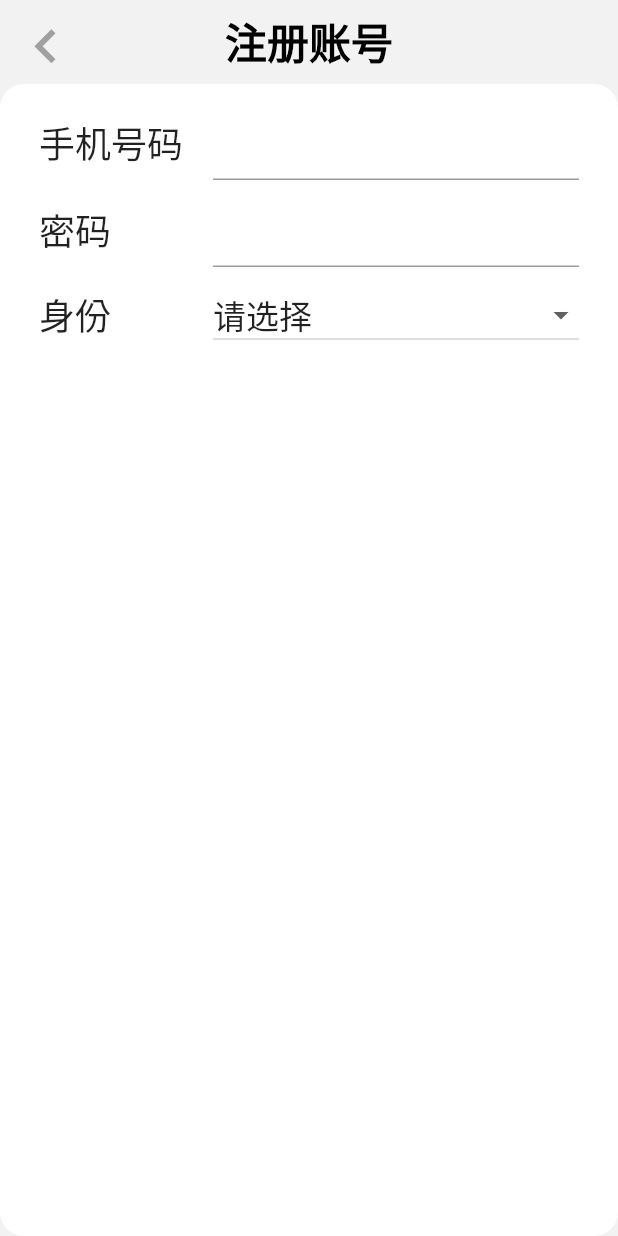
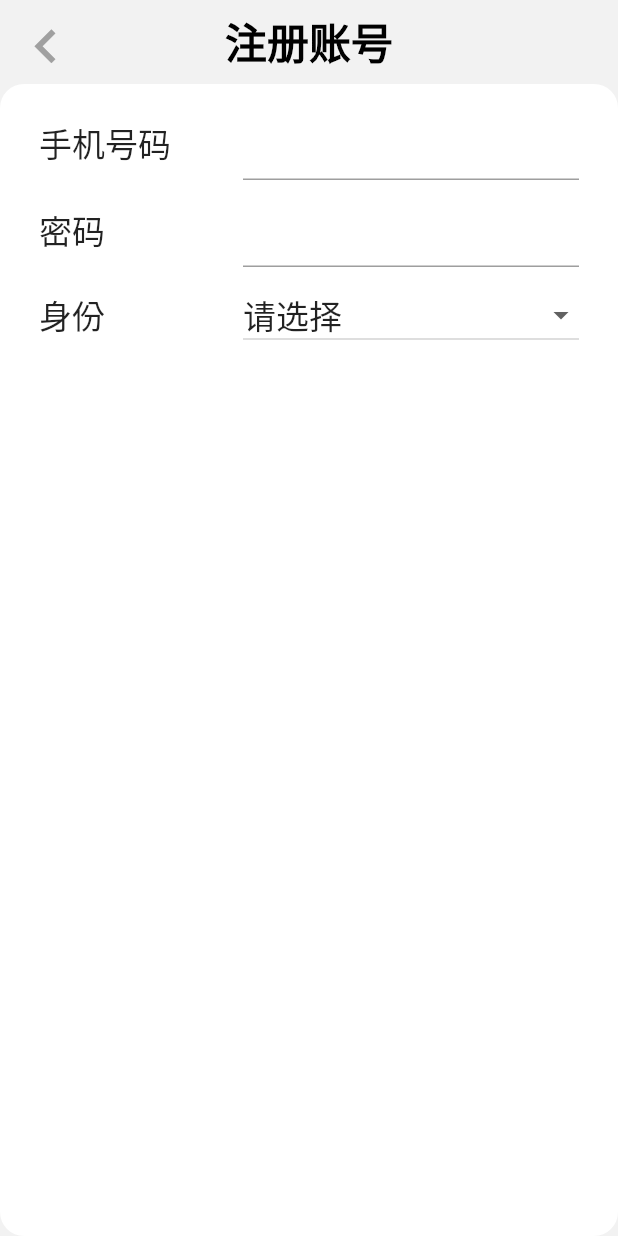
Before and after one commit to exhyy/online_payment_app, a Flutter app: the Register screen opened directly, on a phone screen of 412 x 824 dp. Run offline on Flutter 3.47's test engine with Material 2 defaults, Android fonts, the phone set to English and light mode, and no system bars; our stand-ins replace dio, flutter_holo_date_picker, flutter_slidable, fluttertoast.

Commit message:
优化账号注册页面样式

```diff
--- a/lib/pages/register.dart
+++ b/lib/pages/register.dart
@@ -257,11 +257,11 @@ class RegisterTileLeading extends StatelessWidget {
   @override
   Widget build(BuildContext context) {
     return SizedBox(
-      width: 100,
+      width: 120,
       child: Text(
         text,
         style: const TextStyle(
-          fontSize: 24,
+          fontSize: 22,
         ),
       ),
     );
```
